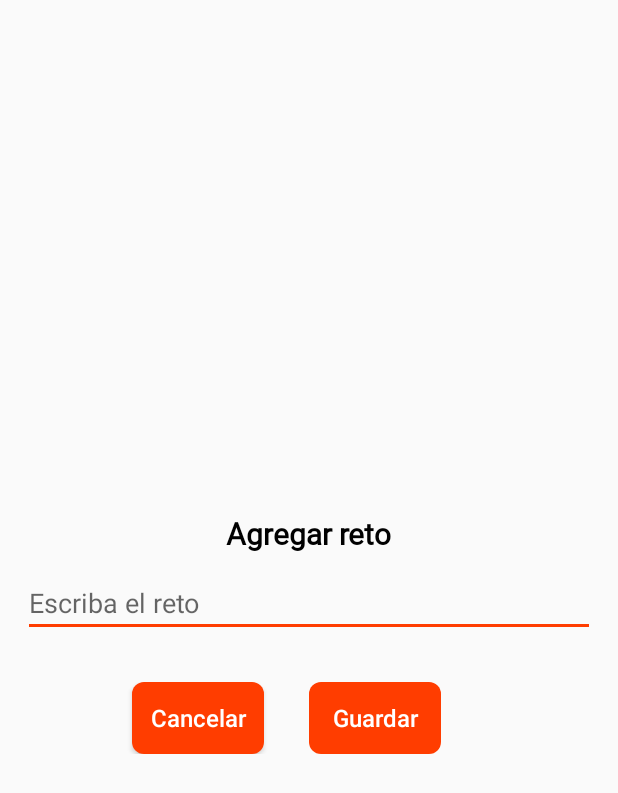
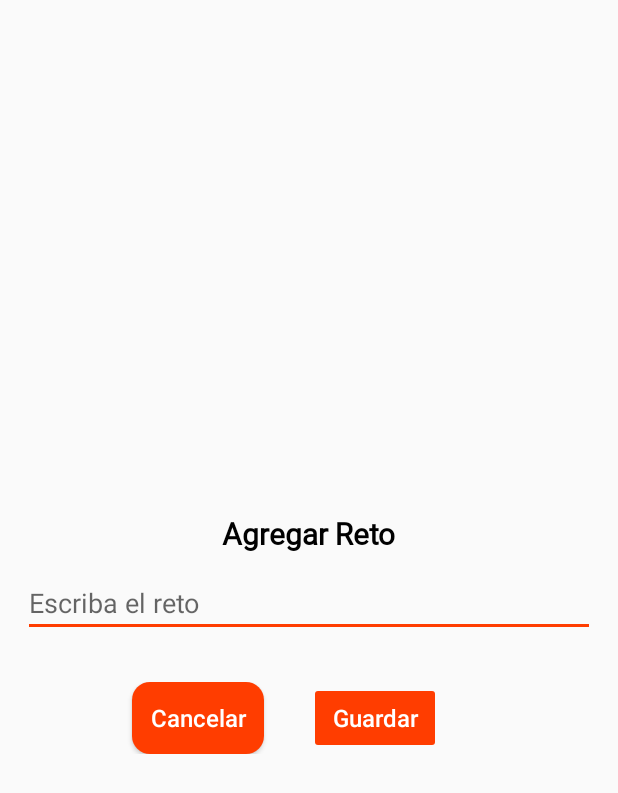
Before and after one commit to Kvel12/DADM-PicoBotella-EquipoSiete, an Android app: the layout dialog_add_challenge.xml on its own in the app's theme, with its tools: preview values and no code run, on a phone screen of 412 x 824 dp. Shown: the top 793 px of the screen. Run offline under Robolectric (Android 15) with nearby library versions, the phone set to English and light mode, and no system bars.

Commit message:
upload some changes on HU3

```diff
--- a/app/src/main/java/com/example/dadm/view/MainActivity.kt
+++ b/app/src/main/java/com/example/dadm/view/MainActivity.kt
@@ -9,9 +9,5 @@
     override fun onCreate(savedInstanceState: Bundle?) {
         super.onCreate(savedInstanceState)
         setContentView(R.layout.activity_main)
-
-        window.decorView.systemUiVisibility = (View.SYSTEM_UI_FLAG_FULLSCREEN
-                or View.SYSTEM_UI_FLAG_HIDE_NAVIGATION
-                or View.SYSTEM_UI_FLAG_IMMERSIVE_STICKY)
     }
 }
--- a/app/src/main/res/drawable/bg_button_challege.xml
+++ b/app/src/main/res/drawable/bg_button_challege.xml
@@ -1,7 +1,7 @@
 <?xml version="1.0" encoding="utf-8"?>
 <shape xmlns:android="http://schemas.android.com/apk/res/android"
     android:shape="rectangle">
-    <solid android:color="@color/buttonChallenge"/>
+    <solid android:color="#FF3D00"/>
     <corners
         android:radius="12dp"/>
 </shape>
--- a/app/src/main/res/layout/activity_splash.xml
+++ b/app/src/main/res/layout/activity_splash.xml
@@ -32,7 +32,7 @@
             android:text="@string/tituloSplash"
             android:textColor="@color/appColor"
             android:fontFamily="@font/acme"
-            android:textSize="@dimen/dimen_text_splash"
+            android:textSize="50sp"
             android:textStyle="bold"
             />
 
--- a/app/src/main/res/layout/dialog_add_challenge.xml
+++ b/app/src/main/res/layout/dialog_add_challenge.xml
@@ -3,6 +3,7 @@
     xmlns:app="http://schemas.android.com/apk/res-auto">
 
     <data/>
+
 
     <androidx.constraintlayout.widget.ConstraintLayout
         android:layout_width="match_parent"
@@ -50,24 +51,24 @@
                     android:layout_width="wrap_content"
                     android:layout_height="wrap_content"
                     android:layout_marginEnd="30dp"
-                    android:text="@string/boton_cancelar"
+                    android:theme="@style/ThemeOverlay.AppCompat.Light"
+                    android:text="@string/cancelar"
                     android:textAllCaps="false"
                     android:textColor="@color/white"
                     android:textSize="16sp"
-                    android:background="@drawable/rounded_button"
-                   />
+                    android:background="@drawable/bg_button_challege"/>
 
                 <Button
                     android:id="@+id/btn_Guardar"
                     android:layout_width="wrap_content"
                     android:layout_height="wrap_content"
                     android:layout_marginEnd="30dp"
-                    android:text="@string/boton_guardar"
+                    android:text="@string/guardar"
                     android:textAllCaps="false"
                     android:textColor="@color/white"
                     android:textSize="16sp"
                     android:enabled="false"
-                    android:background="@drawable/rounded_button"
+                    android:backgroundTint="@color/appColor"
                     />
             </LinearLayout>
 
--- a/app/src/main/res/layout/dialog_show_challenge.xml
+++ b/app/src/main/res/layout/dialog_show_challenge.xml
@@ -63,7 +63,7 @@
             android:paddingHorizontal="50dp"
             android:text="@string/btnCloseDialog"
             android:textColor="@color/white"
-            android:textSize="25sp"
+            android:textSize="20sp"
             app:layout_constraintBottom_toBottomOf="@id/cl_Container"
             app:layout_constraintEnd_toEndOf="@+id/cl_Container"
             app:layout_constraintStart_toStartOf="@+id/cl_Container"
--- a/app/src/main/res/values/strings.xml
+++ b/app/src/main/res/values/strings.xml
@@ -1,7 +1,6 @@
 <resources>
     <string name="app_name">Pico Botella</string>
     <string name="tituloSplash">pico botella</string>
-    <string name="agregar_reto"> Agregar reto</string>
     <string name="escribir_reto">Escriba el reto</string>
     <string name="boton_cancelar">Cancelar</string>
     <string name="boton_guardar">Guardar</string>
```
Also changed, not shown: app/src/main/res/layout/fragment_home.xml (+15 -3 lines), 1 other file.
